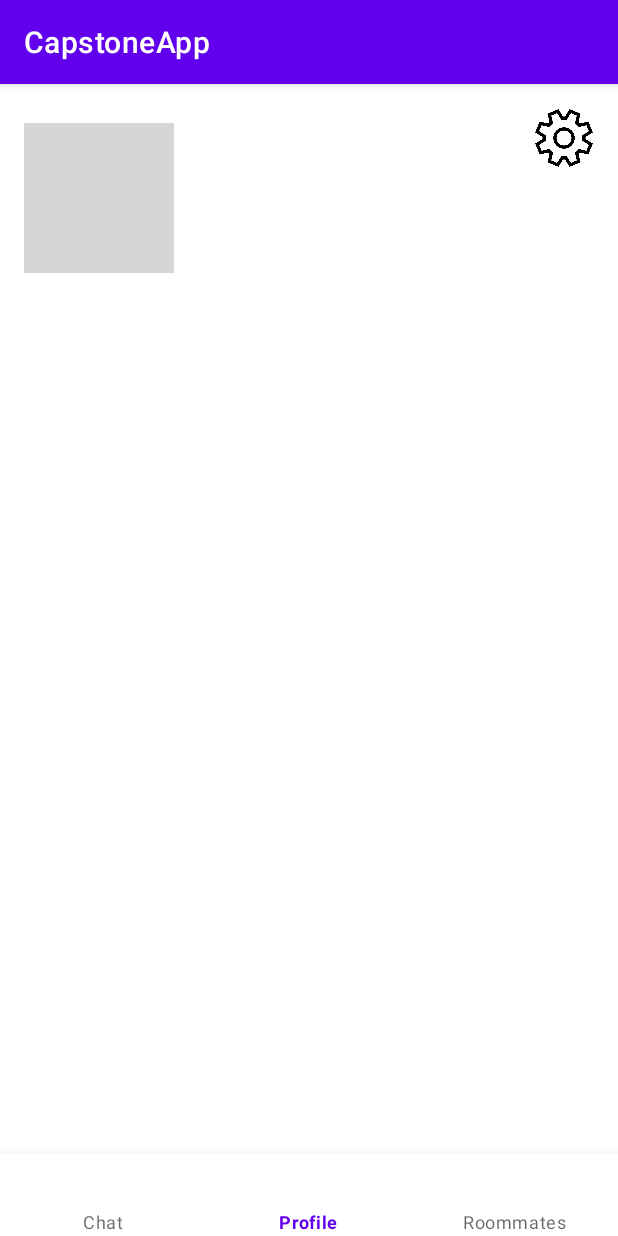
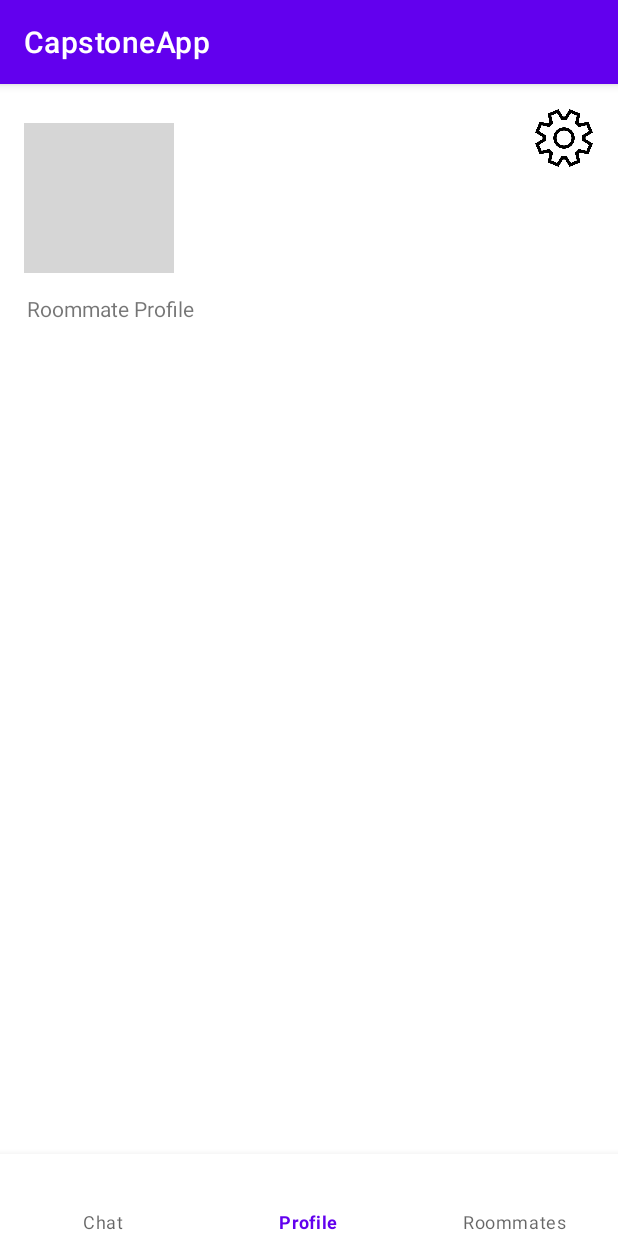
Before and after one commit to emilykaitlyn26/CampusBud, an Android app: the ProfileFragment screen opened directly, with no data from a screen before it, on a phone screen of 412 x 824 dp. Run offline under Robolectric (Android 15) with nearby library versions, the phone set to English and light mode, and no system bars; libraries missing offline, so code that uses them is left out: com.parse; 12 statements that could not run were skipped; grey boxes are pictures that could not be loaded.

Commit message:
Profile Updated

```diff
--- a/app/src/main/java/com/example/campusbud/fragments/ProfileFragment.java
+++ b/app/src/main/java/com/example/campusbud/fragments/ProfileFragment.java
@@ -25,17 +25,21 @@ import com.example.campusbud.R;
 import com.example.campusbud.models.Profile;
 import com.parse.ParseUser;
 
+import org.json.JSONArray;
 import org.json.JSONException;
 import org.json.JSONObject;
 
 public class ProfileFragment extends Fragment {
 
-    Profile profile;
     private final String TAG = "ProfileFragment";
+
+    public Profile profile;
 
     ParseUser parseUser;
     User user;
     JSONObject metadata;
+    public JSONObject roommateProfile = new JSONObject();
+    public JSONArray roommateProfileArray = new JSONArray();
 
     public ProfileFragment() { }
 
@@ -59,10 +63,18 @@ public class ProfileFragment extends Fragment {
             Log.d(TAG, "User is null");
         }
 
+        if (metadata != null) {
+            Log.d(TAG, "metadata is not null");
+        } else {
+            Log.d(TAG, "metadata is null");
+        }
+
         try {
             profile = Profile.fromJson(metadata);
+            Log.e(TAG, "profile is not null");
         } catch (JSONException e) {
             e.printStackTrace();
+            Log.e(TAG, "profile is null");
         }
 
         ImageView ivPictureDisplay;
@@ -70,16 +82,60 @@ public class ProfileFragment extends Fragment {
         TextView tvYearDisplay;
         TextView tvMajorDisplay;
         ImageView ivSettings;
+        TextView tvRoomCleanliness;
+        TextView tvCleanlinessInput;
+        TextView tvSmoking;
+        TextView tvDrinking;
+        TextView tvSmokingInput;
+        TextView tvDrinkingInput;
 
         ivPictureDisplay = view.findViewById(R.id.ivPictureDisplay);
         tvUserDisplay = view.findViewById(R.id.tvUserDisplay);
         tvYearDisplay = view.findViewById(R.id.tvYearDisplay);
         tvMajorDisplay = view.findViewById(R.id.tvMajorDisplay);
         ivSettings = view.findViewById(R.id.ivSettings);
+        tvRoomCleanliness = view.findViewById(R.id.tvRoomCleanliness);
+        tvCleanlinessInput = view.findViewById(R.id.tvCleanlinessInput);
+        tvSmoking = view.findViewById(R.id.tvSmoking);
+        tvDrinking = view.findViewById(R.id.tvDrinking);
+        tvSmokingInput = view.findViewById(R.id.tvSmokingInput);
+        tvDrinkingInput = view.findViewById(R.id.tvDrinkingInput);
 
-        tvUserDisplay.setText(profile.name);
-        tvYearDisplay.setText(profile.year);
-        tvMajorDisplay.setText(profile.major);
+        try {
+            tvUserDisplay.setText(metadata.getString("name"));
+            tvYearDisplay.setText(metadata.getString("year"));
+            tvMajorDisplay.setText(metadata.getString("major"));
+        } catch (JSONException e) {
+            e.printStackTrace();
+        }//);
+        //
+        //;
+
+        Log.d(TAG, "metadata:" + metadata);
+         if (metadata.has("roommate_profile")) {
+             try {
+                 roommateProfileArray = metadata.getJSONArray("roommate_profile");
+                 roommateProfile = roommateProfileArray.getJSONObject(0);
+                 tvCleanlinessInput.setText(roommateProfile.getString("cleanliness"));
+                 tvSmokingInput.setText(roommateProfile.getString("if_smoke"));
+                 tvDrinkingInput.setText(roommateProfile.getString("if_drink"));
+             } catch (JSONException e) {
+                 e.printStackTrace();
+             }
+            tvRoomCleanliness.setVisibility(View.VISIBLE);
+            tvCleanlinessInput.setVisibility(View.VISIBLE);
+            tvSmoking.setVisibility(View.VISIBLE);
+            tvDrinking.setVisibility(View.VISIBLE);
+            tvSmokingInput.setVisibility(View.VISIBLE);
+            tvDrinkingInput.setVisibility(View.VISIBLE);
+        } else {
+            tvRoomCleanliness.setVisibility(View.GONE);
+            tvCleanlinessInput.setVisibility(View.GONE);
+            tvSmoking.setVisibility(View.GONE);
+            tvDrinking.setVisibility(View.GONE);
+            tvSmokingInput.setVisibility(View.GONE);
+            tvDrinkingInput.setVisibility(View.GONE);
+        }
 
         ivSettings.setOnClickListener(new View.OnClickListener() {
             @Override
--- a/app/src/main/java/com/example/campusbud/models/Profile.java
+++ b/app/src/main/java/com/example/campusbud/models/Profile.java
@@ -11,6 +11,10 @@ public class Profile {
     public String password;
     public String year;
     public String major;
+    /*public String cleanliness;
+    public String ifSmoke;
+    public String ifDrink;
+    public Boolean ifRoommateProfile = false;*/
 
     public Profile() {}
 
@@ -19,6 +23,13 @@ public class Profile {
         profile.name = jsonObject.getString("name");
         profile.year = jsonObject.getString("year");
         profile.major = jsonObject.getString("major");
+        /*if (jsonObject.has("roommate_profile")) {
+            profile.ifRoommateProfile = true;
+            JSONObject roommateProfile = jsonObject.getJSONObject("roommate_profile");
+            profile.cleanliness = roommateProfile.getString("cleanliness");
+            profile.ifSmoke = roommateProfile.getString("if_smoke");
+            profile.ifDrink= roommateProfile.getString("if_drink");
+        }*/
         return profile;
     }
 
--- a/app/src/main/res/layout/fragment_profile.xml
+++ b/app/src/main/res/layout/fragment_profile.xml
@@ -58,4 +58,74 @@
         app:srcCompat="@drawable/settingsicon"
         tools:srcCompat="@tools:sample/avatars" />
 
+    <TextView
+        android:id="@+id/tvRoommateProfile"
+        android:layout_width="wrap_content"
+        android:layout_height="wrap_content"
+        android:layout_marginStart="18dp"
+        android:layout_marginTop="14dp"
+        android:text="Roommate Profile"
+        app:layout_constraintStart_toStartOf="parent"
+        app:layout_constraintTop_toBottomOf="@+id/ivPictureDisplay" />
+
+    <TextView
+        android:id="@+id/tvRoomCleanliness"
+        android:layout_width="wrap_content"
+        android:layout_height="wrap_content"
+        android:layout_marginStart="18dp"
+        android:layout_marginTop="8dp"
+        android:text="Room Cleanliness: "
+        app:layout_constraintStart_toStartOf="parent"
+        app:layout_constraintTop_toBottomOf="@+id/tvRoommateProfile" />
+
+    <TextView
+        android:id="@+id/tvSmoking"
+        android:layout_width="wrap_content"
+        android:layout_height="wrap_content"
+        android:layout_marginStart="18dp"
+        android:layout_marginTop="4dp"
+        android:text="Smoking: "
+        app:layout_constraintStart_toStartOf="parent"
+        app:layout_constraintTop_toBottomOf="@+id/tvRoomCleanliness" />
+
+    <TextView
+        android:id="@+id/tvDrinking"
+        android:layout_width="wrap_content"
+        android:layout_height="wrap_content"
+        android:layout_marginStart="18dp"
+        android:layout_marginTop="4dp"
+        android:text="Drinking"
+        app:layout_constraintStart_toStartOf="parent"
+        app:layout_constraintTop_toBottomOf="@+id/tvSmoking" />
+
+    <TextView
+        android:id="@+id/tvCleanlinessInput"
+        android:layout_width="wrap_content"
+        android:layout_height="wrap_content"
+        android:layout_marginStart="8dp"
+        android:layout_marginTop="8dp"
+        app:layout_constraintStart_toEndOf="@+id/tvRoomCleanliness"
+        app:layout_constraintTop_toBottomOf="@+id/tvRoommateProfile"
+        tools:text="Organized" />
+
+    <TextView
+        android:id="@+id/tvSmokingInput"
+        android:layout_width="wrap_content"
+        android:layout_height="wrap_content"
+        android:layout_marginStart="8dp"
+        android:layout_marginTop="4dp"
+        app:layout_constraintStart_toEndOf="@+id/tvSmoking"
+        app:layout_constraintTop_toBottomOf="@+id/tvRoomCleanliness"
+        tools:text="No" />
+
+    <TextView
+        android:id="@+id/tvDrinkingInput"
+        android:layout_width="wrap_content"
+        android:layout_height="wrap_content"
+        android:layout_marginStart="8dp"
+        android:layout_marginTop="4dp"
+        app:layout_constraintStart_toEndOf="@+id/tvDrinking"
+        app:layout_constraintTop_toBottomOf="@+id/tvSmoking"
+        tools:text="No" />
+
 </androidx.constraintlayout.widget.ConstraintLayout>
```
Also changed, not shown: app/src/main/java/com/example/campusbud/ProfileSettings.java (+44 -7 lines).
